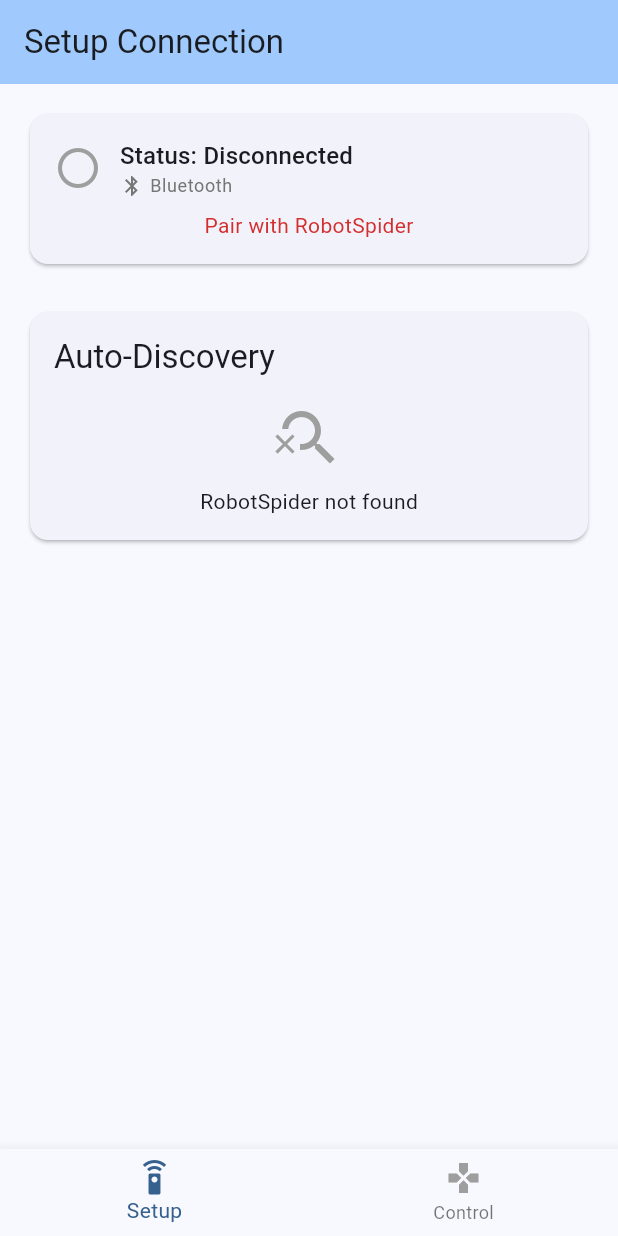
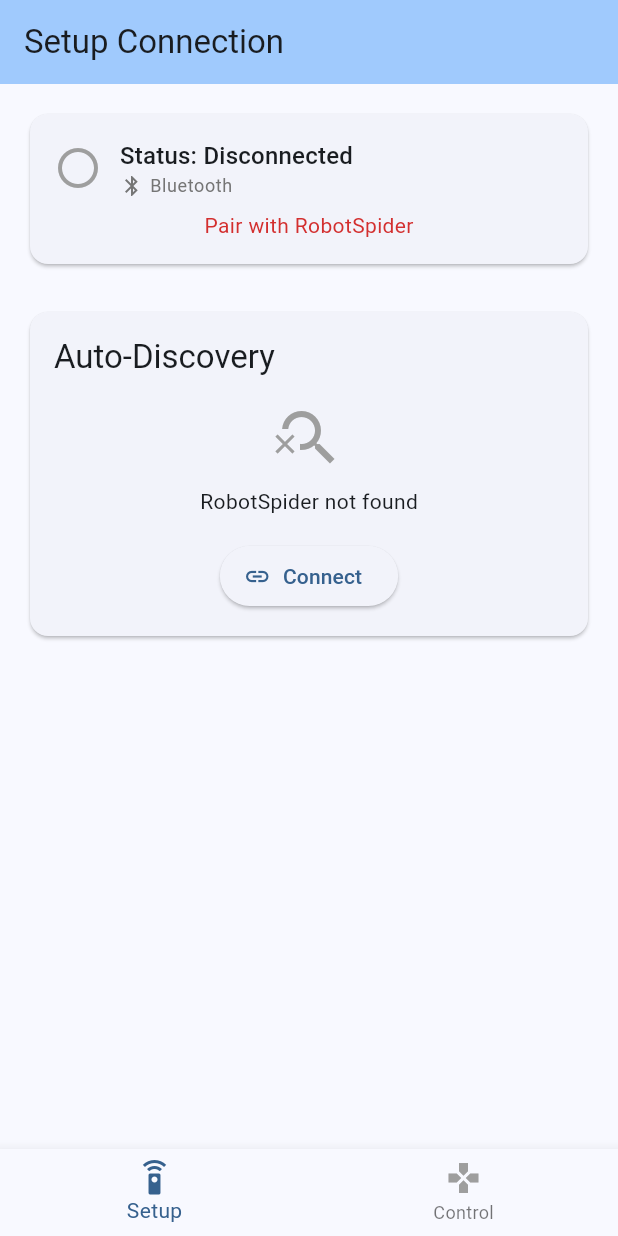
Before and after one commit to esumerfd/robot-spider-control, a Flutter app: the screen it shows after launch, on a phone screen of 412 x 824 dp. Run offline on Flutter 3.47's test engine with Material 3 defaults, Android fonts, the phone set to English and light mode, and no system bars; our stand-ins replace flutter_bluetooth_serial, multicast_dns, permission_handler.

Commit message:
Add Connect button when discovery fails
Workflow:
- Auto-discover on startup
- If fails: show "Connect" button to retry
- If succeeds: show discovered device with Connect/Disconnect button
- If connection drops: auto-discover triggers again

Changed "Refresh" to "Connect" for clearer user intent.

Co-Authored-By: Claude Sonnet 4.5 <noreply@anthropic.com>

```diff
--- a/lib/screens/setup_screen.dart
+++ b/lib/screens/setup_screen.dart
@@ -184,6 +184,12 @@ class _SetupScreenState extends State<SetupScreen> {
                         ? '${ConnectionConfig.wifiHostname} not found'
                         : '${ConnectionConfig.bluetoothDeviceName} not found',
                   ),
+                  const SizedBox(height: 16),
+                  ElevatedButton.icon(
+                    onPressed: () => provider.discoverRobot(),
+                    icon: const Icon(Icons.link),
+                    label: const Text('Connect'),
+                  ),
                 ],
               ),
           ],
```
